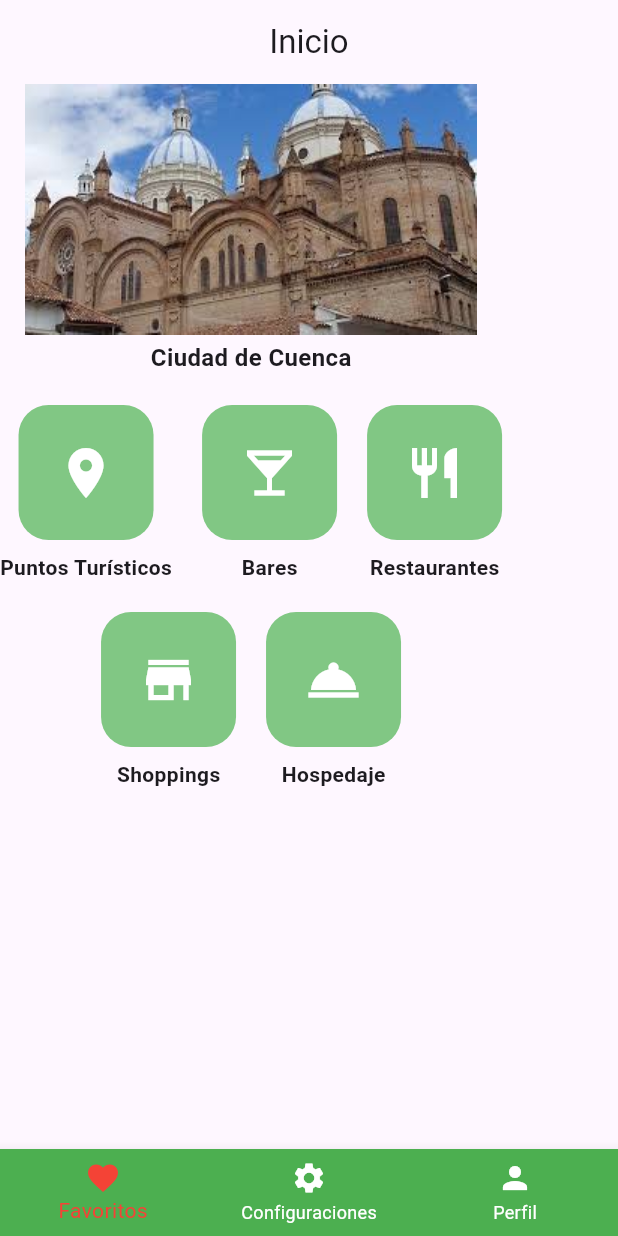
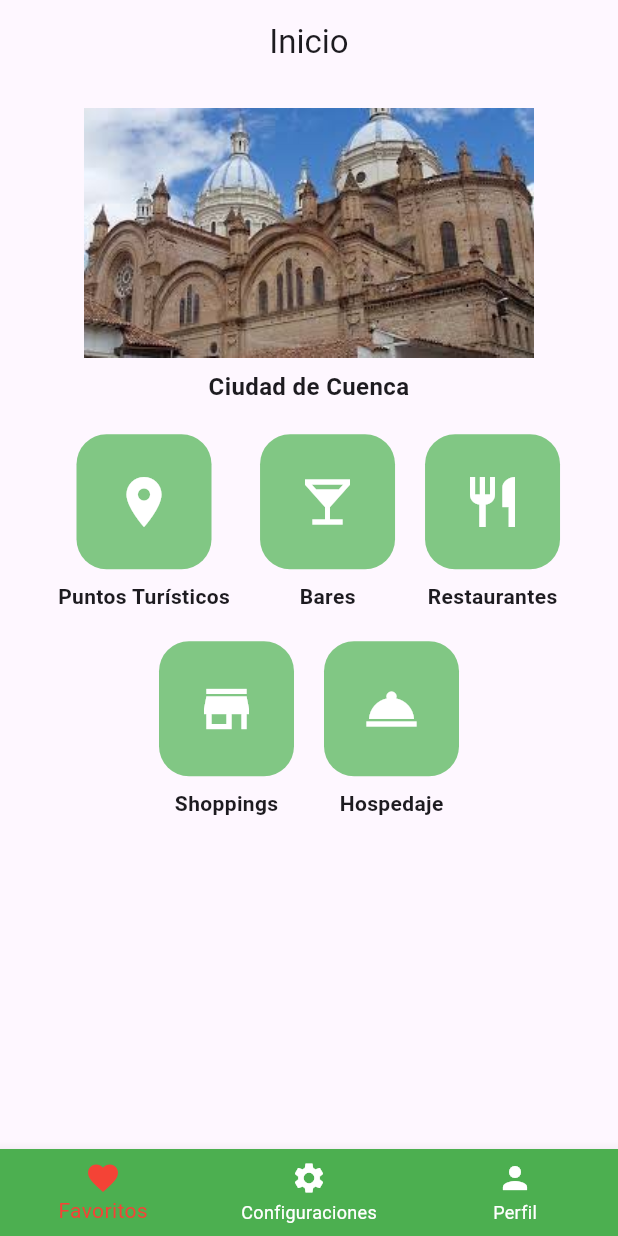
Before and after one commit to Ma-Sig/app_turismo, a Flutter app: the screen it shows after launch, on a phone screen of 412 x 824 dp. Run offline on Flutter 3.47's test engine with Material 3 defaults, Android fonts, the phone set to English and light mode, and no system bars.

Commit message:
modo oscuro y arreglo de las vistas

```diff
--- a/lib/main.dart
+++ b/lib/main.dart
@@ -1,4 +1,3 @@
-// main.dart
 import 'package:flutter/material.dart';
 import 'screens/home_screen.dart';
 import 'screens/favorites_screen.dart';
@@ -16,6 +15,7 @@ import 'screens/restaurants_points_screen.dart';
 import 'screens/mall_screen.dart';
 import 'screens/shopping_points_screen.dart';
 
+final ValueNotifier<ThemeMode> themeNotifier = ValueNotifier(ThemeMode.light);
 
 void main() {
   runApp(MyApp());
@@ -24,33 +24,40 @@ void main() {
 class MyApp extends StatelessWidget {
   @override
   Widget build(BuildContext context) {
-    return MaterialApp(
+    return ValueListenableBuilder<ThemeMode>(
+      valueListenable: themeNotifier,
+      builder: (context, mode, _) => MaterialApp(
         title: 'Turismo App',
         debugShowCheckedModeBanner: false,
-      theme: ThemeData(primarySwatch: Colors.green),
+        theme: ThemeData(
+          primarySwatch: Colors.green,
+          brightness: Brightness.light,
+        ),
+        darkTheme: ThemeData(
+          primarySwatch: Colors.green,
+          brightness: Brightness.dark,
+        ),
+        themeMode: mode,
         initialRoute: '/',
         routes: {
           '/': (context) => HomeScreen(),
           '/home': (context) => HomeScreen(),
           '/favorites': (context) => FavoritesScreen(),
           '/theater': (context) => TheaterScreen(),
-        '/bar' : (context) => BarScreen(),
-        '/hotel' : (context) => HotelScreen(),
-        '/mall' : (context) => MallScreen(),
-        '/restaurant' : (context) => RestaurantScreen(),
+          '/bar': (context) => BarScreen(),
+          '/hotel': (context) => HotelScreen(),
+          '/mall': (context) => MallScreen(),
+          '/restaurant': (context) => RestaurantScreen(),
           '/profile': (context) => ProfileScreen(),
           '/config': (context) => ConfigScreen(),
           '/about': (context) => AboutScreen(),
-
           '/tourist_points': (context) => TouristPointsScreen(),
           '/bar_points': (context) => BarPointsScreen(),
           '/hotel_points': (context) => HotelPointsScreen(),
-        '/shopping_points' : (context) => ShoppingPointsScreen(),
-        '/restaurant_points' : (context) => RestaurantPointsScreen(),
+          '/shopping_points': (context) => ShoppingPointsScreen(),
+          '/restaurant_points': (context) => RestaurantPointsScreen(),
         },
+      ),
     );
   }
-
-
-
 }
--- a/lib/screens/config_screen.dart
+++ b/lib/screens/config_screen.dart
@@ -1,4 +1,5 @@
 import 'package:flutter/material.dart';
+import '../main.dart'; // Importa el themeNotifier
 
 class ConfigScreen extends StatelessWidget {
   @override
@@ -7,7 +8,14 @@ class ConfigScreen extends StatelessWidget {
       appBar: AppBar(title: Text('Configuraciones')),
       body: ListView(
         children: [
-          ListTile(leading: Icon(Icons.dark_mode), title: Text('Modo Oscuro')),
+          SwitchListTile(
+            title: Text('Modo Oscuro'),
+            value: themeNotifier.value == ThemeMode.dark,
+            onChanged: (val) {
+              themeNotifier.value = val ? ThemeMode.dark : ThemeMode.light;
+            },
+            secondary: Icon(Icons.dark_mode),
+          ),
           ListTile(leading: Icon(Icons.logout), title: Text('Logout')),
           ListTile(leading: Icon(Icons.feedback), title: Text('Feedback')),
           ListTile(leading: Icon(Icons.info), title: Text('Ayuda')),
--- a/lib/screens/home_screen.dart
+++ b/lib/screens/home_screen.dart
@@ -27,28 +27,46 @@ class HomeScreen extends StatelessWidget {
     return Scaffold(
       appBar: AppBar(title: Text('Inicio'), centerTitle: true),
       body: SingleChildScrollView(
+  child: Center(
     child: Column(
+      mainAxisSize: MainAxisSize.min,
       children: [
-            Image.asset('assets/catedral.jpg', fit: BoxFit.fitWidth),
+        SizedBox(height: 16),
         Padding(
-              padding: const EdgeInsets.only(top: 4.0),
-              child: Text('Ciudad de Cuenca',
-                  style: TextStyle(fontSize: 16, fontWeight: FontWeight.w600)),
+          padding: const EdgeInsets.symmetric(horizontal: 16.0),
+          child: Center(
+            child: Image.asset(
+              'assets/catedral.jpg',
+              fit: BoxFit.cover,
+              width: 300, // puedes ajustar este valor
+            ),
+          ),
+        ),
+        SizedBox(height: 8),
+        Text(
+          'Ciudad de Cuenca',
+          style: TextStyle(fontSize: 16, fontWeight: FontWeight.w600),
+          textAlign: TextAlign.center,
         ),
         SizedBox(height: 20),
-            Wrap(
+        Padding(
+          padding: const EdgeInsets.symmetric(horizontal: 8.0),
+          child: Wrap(
             alignment: WrapAlignment.center,
             spacing: 20,
             runSpacing: 20,
             children: [
-                buildCategoryButton("Puntos Turísticos", Icons.place, () => Navigator.pushNamed(context, '/tourist_points'),),
-                buildCategoryButton("Bares", Icons.local_bar, () => Navigator.pushNamed(context, '/bar_points'),),
-                buildCategoryButton("Restaurantes", Icons.restaurant, ()  => Navigator.pushNamed(context, '/restaurant_points'),),
-                buildCategoryButton("Shoppings", Icons.store_mall_directory, () => Navigator.pushNamed(context, '/shopping_points'),),
-                buildCategoryButton("Hospedaje", Icons.room_service, ()=> Navigator.pushNamed(context, '/hotel_points'),),
+              buildCategoryButton("Puntos Turísticos", Icons.place, () => Navigator.pushNamed(context, '/tourist_points')),
+              buildCategoryButton("Bares", Icons.local_bar, () => Navigator.pushNamed(context, '/bar_points')),
+              buildCategoryButton("Restaurantes", Icons.restaurant, () => Navigator.pushNamed(context, '/restaurant_points')),
+              buildCategoryButton("Shoppings", Icons.store_mall_directory, () => Navigator.pushNamed(context, '/shopping_points')),
+              buildCategoryButton("Hospedaje", Icons.room_service, () => Navigator.pushNamed(context, '/hotel_points')),
             ],
           ),
+        ),
+        SizedBox(height: 30),
       ],
+    ),
   ),
 ),
       bottomNavigationBar: BottomNavigationBar(
```
Lines whose indentation alone changed are shown as unchanged.
